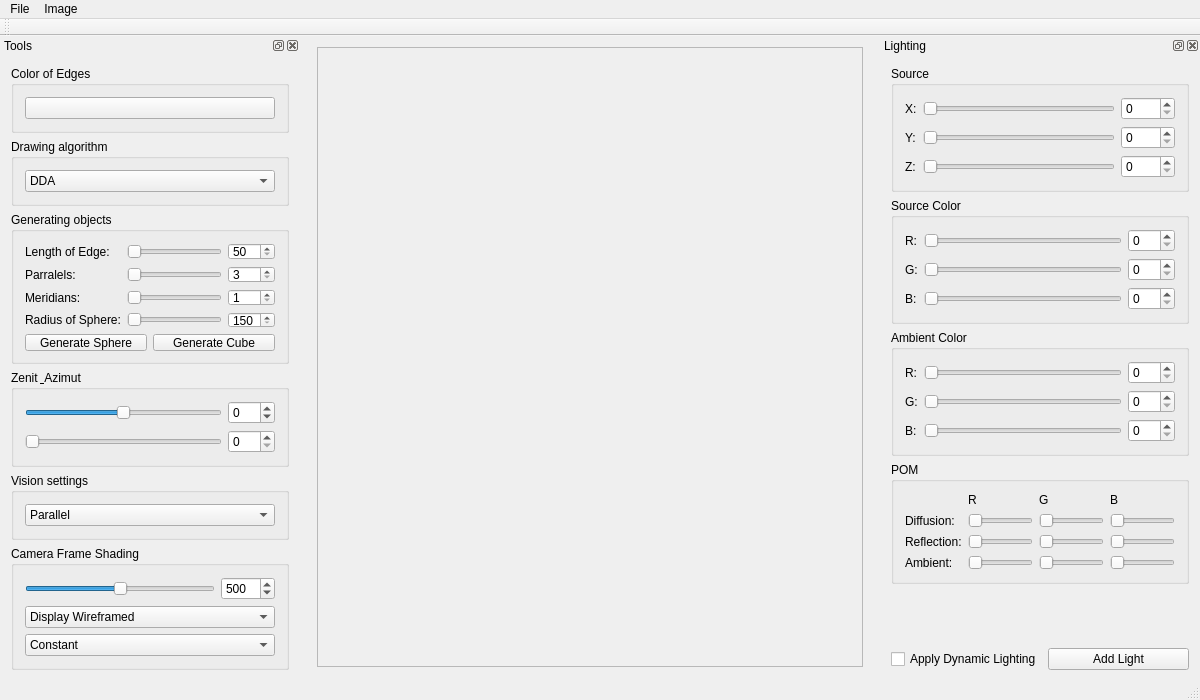
This is src/ImageViewer.ui in Holikma/Computer_Graphics_3D as Qt 5 draws it before an edit. The edited form follows.
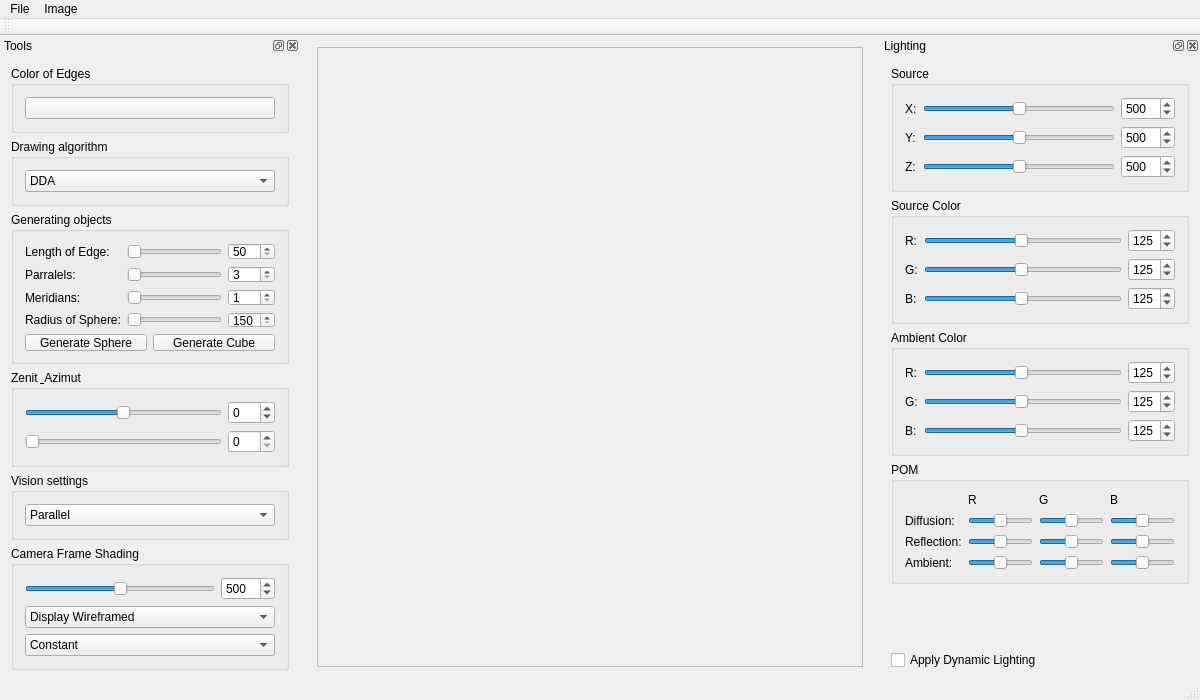
This is the edited form.

The edit to the form file:
```diff
--- a/src/ImageViewer.ui
+++ b/src/ImageViewer.ui
@@ -549,6 +549,9 @@
           <property name="maximum">
            <number>1000</number>
           </property>
+          <property name="value">
+           <number>500</number>
+          </property>
          </widget>
         </item>
         <item row="2" column="1">
@@ -556,6 +559,9 @@
           <property name="maximum">
            <number>1000</number>
           </property>
+          <property name="value">
+           <number>500</number>
+          </property>
           <property name="orientation">
            <enum>Qt::Horizontal</enum>
           </property>
@@ -566,6 +572,9 @@
           <property name="maximum">
            <number>1000</number>
           </property>
+          <property name="value">
+           <number>500</number>
+          </property>
          </widget>
         </item>
         <item row="3" column="2">
@@ -573,6 +582,9 @@
           <property name="maximum">
            <number>1000</number>
           </property>
+          <property name="value">
+           <number>500</number>
+          </property>
          </widget>
         </item>
         <item row="3" column="1">
@@ -580,6 +592,9 @@
           <property name="maximum">
            <number>1000</number>
           </property>
+          <property name="value">
+           <number>500</number>
+          </property>
           <property name="orientation">
            <enum>Qt::Horizontal</enum>
           </property>
@@ -604,6 +619,9 @@
           <property name="maximum">
            <number>1000</number>
           </property>
+          <property name="value">
+           <number>500</number>
+          </property>
           <property name="orientation">
            <enum>Qt::Horizontal</enum>
           </property>
@@ -623,6 +641,9 @@
           <property name="maximum">
            <number>255</number>
           </property>
+          <property name="value">
+           <number>125</number>
+          </property>
           <property name="orientation">
            <enum>Qt::Horizontal</enum>
           </property>
@@ -640,6 +661,9 @@
           <property name="maximum">
            <number>255</number>
           </property>
+          <property name="value">
+           <number>125</number>
+          </property>
           <property name="orientation">
            <enum>Qt::Horizontal</enum>
           </property>
@@ -657,6 +681,9 @@
           <property name="maximum">
            <number>255</number>
           </property>
+          <property name="value">
+           <number>125</number>
+          </property>
          </widget>
         </item>
         <item row="0" column="2">
@@ -664,6 +691,9 @@
           <property name="maximum">
            <number>255</number>
           </property>
+          <property name="value">
+           <number>125</number>
+          </property>
          </widget>
         </item>
         <item row="2" column="0">
@@ -678,6 +708,9 @@
           <property name="maximum">
            <number>255</number>
           </property>
+          <property name="value">
+           <number>125</number>
+          </property>
           <property name="orientation">
            <enum>Qt::Horizontal</enum>
           </property>
@@ -688,6 +721,9 @@
           <property name="maximum">
            <number>255</number>
           </property>
+          <property name="value">
+           <number>125</number>
+          </property>
          </widget>
         </item>
        </layout>
@@ -704,6 +740,9 @@
           <property name="maximum">
            <number>255</number>
           </property>
+          <property name="value">
+           <number>125</number>
+          </property>
           <property name="orientation">
            <enum>Qt::Horizontal</enum>
           </property>
@@ -714,6 +753,9 @@
           <property name="maximum">
            <number>255</number>
           </property>
+          <property name="value">
+           <number>125</number>
+          </property>
          </widget>
         </item>
         <item row="1" column="0">
@@ -728,6 +770,9 @@
           <property name="maximum">
            <number>255</number>
           </property>
+          <property name="value">
+           <number>125</number>
+          </property>
          </widget>
         </item>
         <item row="0" column="0">
@@ -742,6 +787,9 @@
           <property name="maximum">
            <number>255</number>
           </property>
+          <property name="value">
+           <number>125</number>
+          </property>
          </widget>
         </item>
         <item row="1" column="1">
@@ -749,6 +797,9 @@
           <property name="maximum">
            <number>255</number>
           </property>
+          <property name="value">
+           <number>125</number>
+          </property>
           <property name="orientation">
            <enum>Qt::Horizontal</enum>
           </property>
@@ -766,6 +817,9 @@
           <property name="maximum">
            <number>255</number>
           </property>
+          <property name="value">
+           <number>125</number>
+          </property>
           <property name="orientation">
            <enum>Qt::Horizontal</enum>
           </property>
@@ -789,6 +843,12 @@
         </item>
         <item row="4" column="2">
          <widget class="QSlider" name="Slider_Amb_G">
+          <property name="maximum">
+           <number>100</number>
+          </property>
+          <property name="value">
+           <number>50</number>
+          </property>
           <property name="orientation">
            <enum>Qt::Horizontal</enum>
           </property>
@@ -796,6 +856,12 @@
         </item>
         <item row="1" column="2">
          <widget class="QSlider" name="Slider_Diff_G">
+          <property name="maximum">
+           <number>100</number>
+          </property>
+          <property name="value">
+           <number>50</number>
+          </property>
           <property name="orientation">
            <enum>Qt::Horizontal</enum>
           </property>
@@ -810,6 +876,12 @@
         </item>
         <item row="4" column="3">
          <widget class="QSlider" name="Slider_Amb_B">
+          <property name="maximum">
+           <number>100</number>
+          </property>
+          <property name="value">
+           <number>50</number>
+          </property>
           <property name="orientation">
            <enum>Qt::Horizontal</enum>
           </property>
@@ -831,6 +903,12 @@
         </item>
         <item row="3" column="2">
          <widget class="QSlider" name="Slider_Refl_G">
+          <property name="maximum">
+           <number>100</number>
+          </property>
+          <property name="value">
+           <number>50</number>
+          </property>
           <property name="orientation">
            <enum>Qt::Horizontal</enum>
           </property>
@@ -838,6 +916,12 @@
         </item>
         <item row="3" column="1">
          <widget class="QSlider" name="Slider_Refl_R">
+          <property name="maximum">
+           <number>100</number>
+          </property>
+          <property name="value">
+           <number>50</number>
+          </property>
           <property name="orientation">
            <enum>Qt::Horizontal</enum>
           </property>
@@ -845,6 +929,12 @@
         </item>
         <item row="4" column="1">
          <widget class="QSlider" name="Slider_Amb_R">
+          <property name="maximum">
+           <number>100</number>
+          </property>
+          <property name="value">
+           <number>50</number>
+          </property>
           <property name="orientation">
            <enum>Qt::Horizontal</enum>
           </property>
@@ -866,6 +956,12 @@
         </item>
         <item row="1" column="3">
          <widget class="QSlider" name="Slider_Diff_B">
+          <property name="maximum">
+           <number>100</number>
+          </property>
+          <property name="value">
+           <number>50</number>
+          </property>
           <property name="orientation">
            <enum>Qt::Horizontal</enum>
           </property>
@@ -873,6 +969,12 @@
         </item>
         <item row="3" column="3">
          <widget class="QSlider" name="Slider_Refl_B">
+          <property name="maximum">
+           <number>100</number>
+          </property>
+          <property name="value">
+           <number>50</number>
+          </property>
           <property name="orientation">
            <enum>Qt::Horizontal</enum>
           </property>
@@ -892,6 +994,12 @@
           <property name="toolTip">
            <string/>
           </property>
+          <property name="maximum">
+           <number>100</number>
+          </property>
+          <property name="value">
+           <number>50</number>
+          </property>
           <property name="orientation">
            <enum>Qt::Horizontal</enum>
           </property>
@@ -925,13 +1033,6 @@
          </property>
         </widget>
        </item>
-       <item row="0" column="1">
-        <widget class="QPushButton" name="pushButtonAddLight">
-         <property name="text">
-          <string>Add Light</string>
-         </property>
-        </widget>
-       </item>
       </layout>
      </item>
     </layout>
```
Left out of the diff: 5 changed lines with no effect on the pictures.
